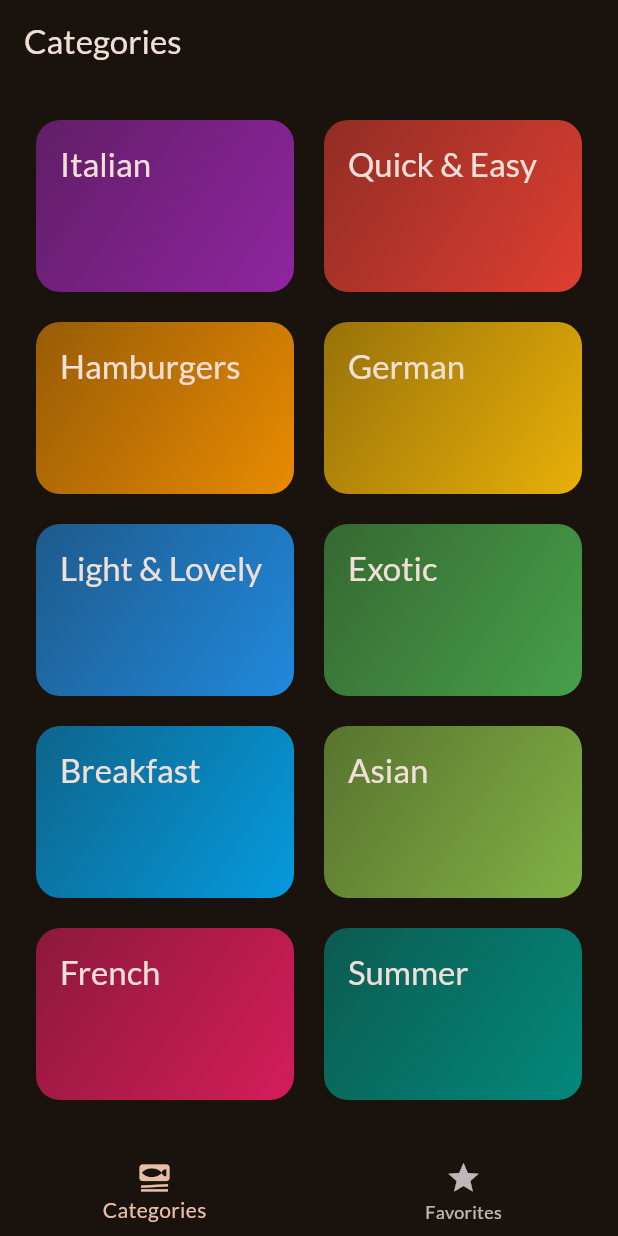
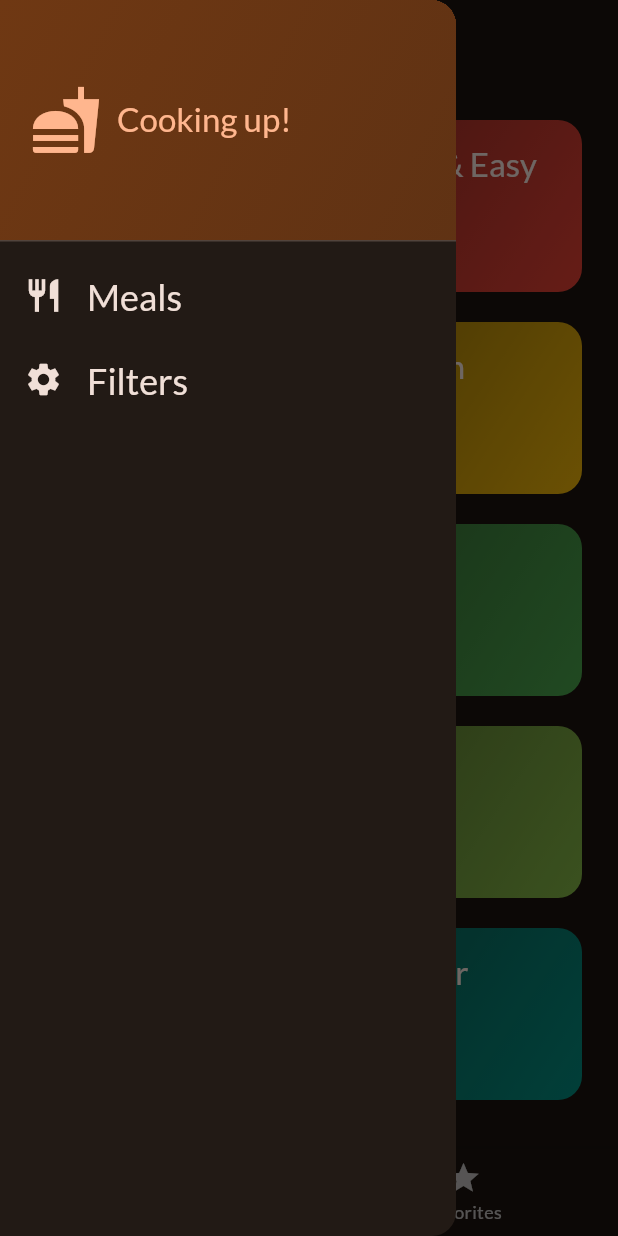
Before and after one commit to abdGhost/meals_app, a Flutter app: the screen it shows after launch, with the side drawer open (before the commit the screen has no drawer), on a phone screen of 412 x 824 dp. Run offline on Flutter 3.47's test engine with Material 3 defaults, Android fonts, the phone set to English and light mode, and no system bars; our stand-ins replace google_fonts, transparent_image.

```diff
--- /dev/null
+++ b/lib/widgets/main_drawer.dart
@@ -0,0 +1,84 @@
+import 'package:flutter/material.dart';
+
+class MainDrawer extends StatelessWidget {
+  const MainDrawer({super.key, required this.onSelectScreen});
+
+  final void Function(String identifier) onSelectScreen;
+  @override
+  Widget build(BuildContext context) {
+    return Drawer(
+      child: Column(
+        children: [
+          DrawerHeader(
+            padding: EdgeInsets.all(20),
+            decoration: BoxDecoration(
+              gradient: LinearGradient(
+                colors: [
+                  Theme.of(context).colorScheme.primaryContainer,
+                  Theme.of(context)
+                      .colorScheme
+                      .primaryContainer
+                      .withOpacity(0.8)
+                ],
+                begin: Alignment.topLeft,
+                end: Alignment.bottomRight,
+              ),
+            ),
+            child: Row(
+              children: [
+                Icon(
+                  Icons.fastfood,
+                  color: Theme.of(context).colorScheme.primary,
+                  size: 48,
+                ),
+                SizedBox(
+                  width: 10,
+                ),
+                Text(
+                  'Cooking up!',
+                  style: Theme.of(context).textTheme.titleLarge!.copyWith(
+                        color: Theme.of(context).colorScheme.primary,
+                      ),
+                ),
+              ],
+            ),
+          ),
+          ListTile(
+            leading: Icon(
+              Icons.restaurant,
+              size: 26,
+              color: Theme.of(context).colorScheme.onBackground,
+            ),
+            title: Text(
+              'Meals',
+              style: Theme.of(context).textTheme.titleLarge!.copyWith(
+                    color: Theme.of(context).colorScheme.onBackground,
+                    fontSize: 24,
+                  ),
+            ),
+            onTap: () {
+              onSelectScreen('meals');
+            },
+          ),
+          ListTile(
+            leading: Icon(
+              Icons.settings,
+              size: 26,
+              color: Theme.of(context).colorScheme.onBackground,
+            ),
+            title: Text(
+              'Filters',
+              style: Theme.of(context).textTheme.titleLarge!.copyWith(
+                    color: Theme.of(context).colorScheme.onBackground,
+                    fontSize: 24,
+                  ),
+            ),
+            onTap: () {
+              onSelectScreen('filters');
+            },
+          ),
+        ],
+      ),
+    );
+  }
+}
```
Also changed, not shown: lib/screens/filters_screen.dart (added, +48 -0 lines), lib/screens/tabs_screen.dart (+17 -0 lines).
